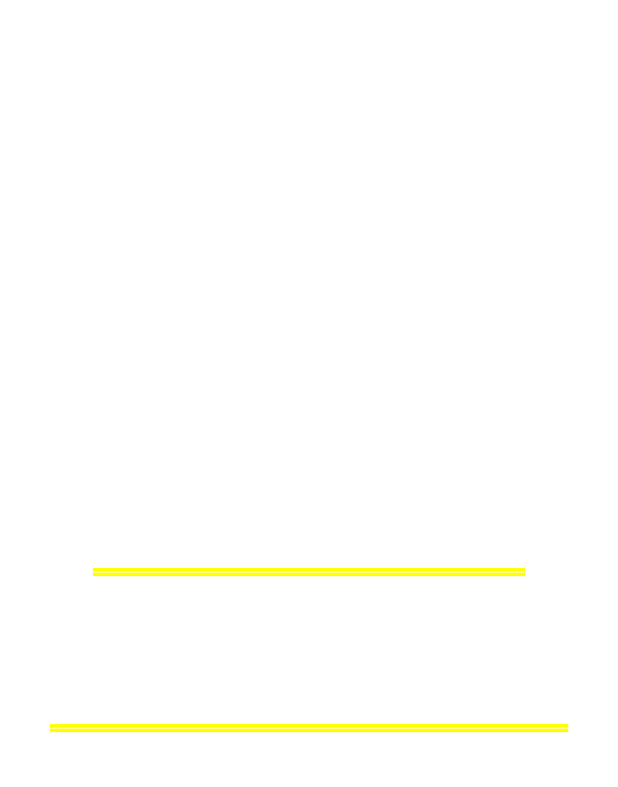
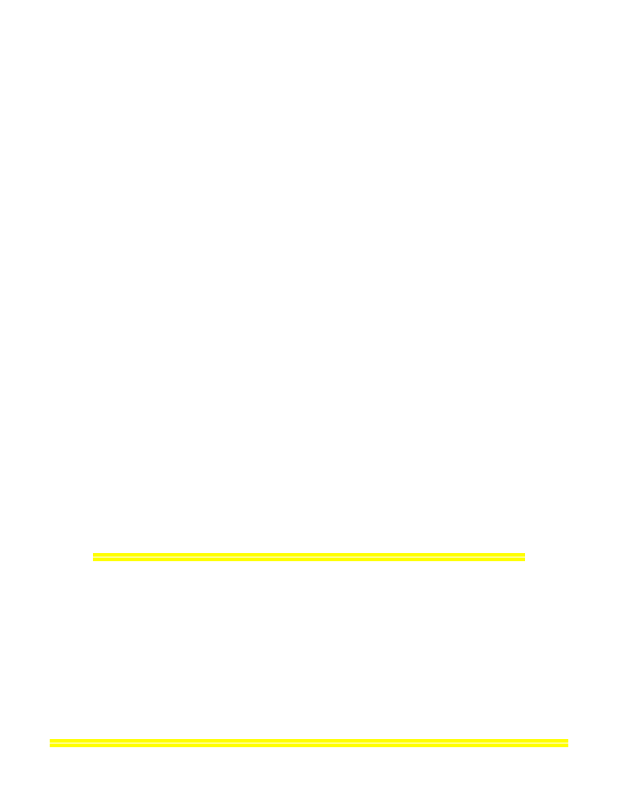
Before and after one commit to jardesonarlindo/Contador_Pessoas_Flutter, a Flutter app: the screen it shows after launch, after a tap on "+1", on a phone screen of 412 x 824 dp. Shown: the top 787 px of the screen. Run offline on Flutter 3.47's test engine with Material 2 defaults, Android fonts, the phone set to English and light mode, and no system bars.

Commit message:
Aula 02 Padding

```diff
--- a/lib/main.dart
+++ b/lib/main.dart
@@ -9,23 +9,24 @@ void main() {
           Text("Pessoas: 0",
               style:
                   TextStyle(color: Colors.white, fontWeight: FontWeight.bold)),
-          Row(
-            mainAxisAlignment: MainAxisAlignment.center,
-            children: <Widget>[
-              FlatButton(
+          Row(mainAxisAlignment: MainAxisAlignment.center, children: <Widget>[
+            Padding(
+                padding: EdgeInsets.all(10.0),
+                child: FlatButton(
                     onPressed: () {},
                     child: Text(
                       "+1",
                       style: TextStyle(fontSize: 40.0, color: Colors.white),
-                  )),
-              FlatButton(
+                    ))),
+            Padding(
+                padding: EdgeInsets.all(10.0),
+                child: FlatButton(
                     onPressed: () {},
                     child: Text(
                       "-1",
                       style: TextStyle(fontSize: 40.0, color: Colors.white),
-                  )),
-            ],
-          ),
+                    ))),
+          ]),
           Text("Pode Entrar!",
               style:
                   TextStyle(color: Colors.white, fontWeight: FontWeight.bold))
```
Lines whose indentation alone changed are shown as unchanged.
